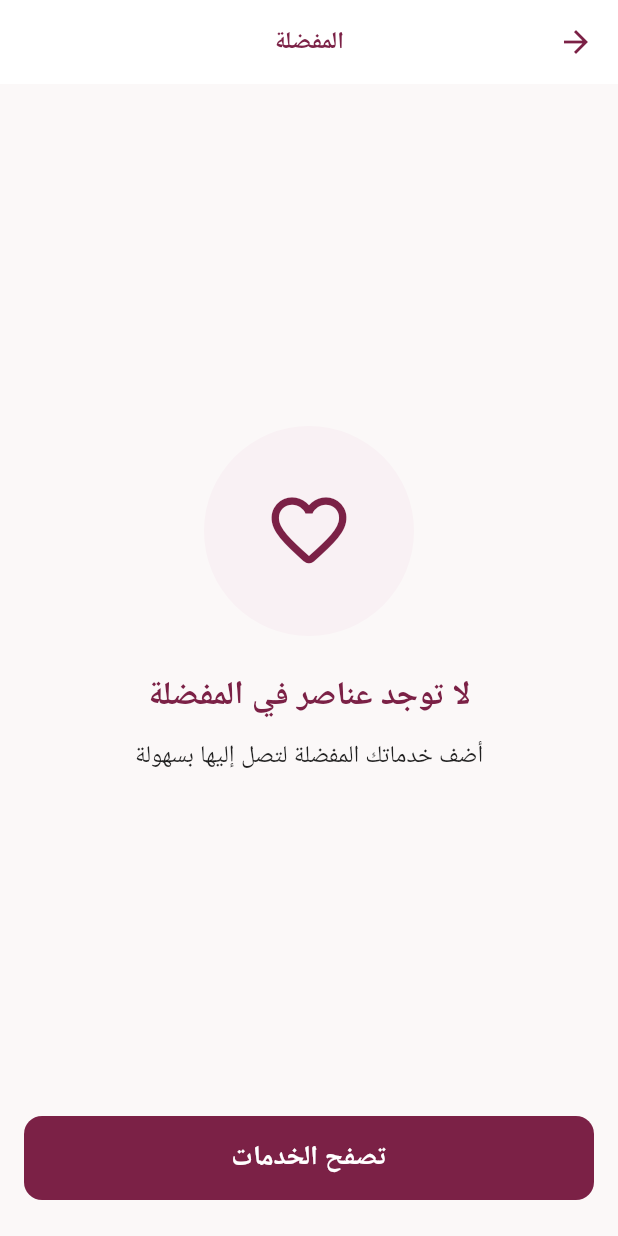
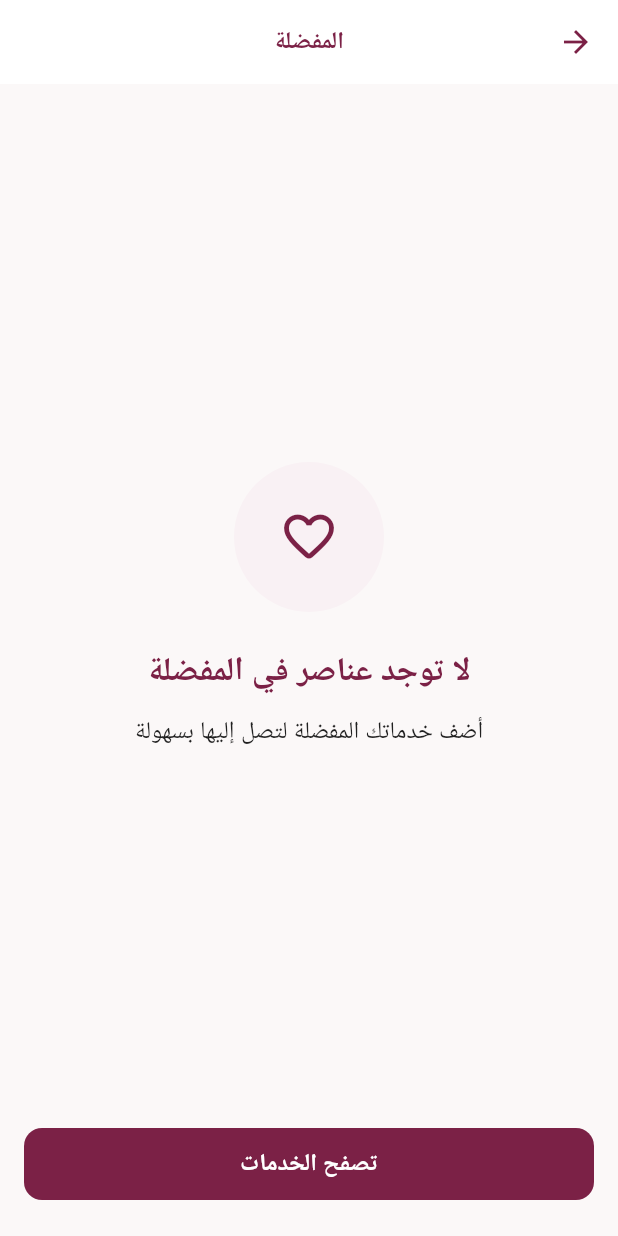
Before and after one commit to farah-platform/farah-mobile, a Flutter app: the MyBookingScreen screen opened directly, after a tap on "المفضلة", on a phone screen of 412 x 824 dp. Run offline on Flutter 3.47's test engine with Material 3 defaults, Android fonts, the phone set to English and light mode, and no system bars; our stand-ins replace dio, equatable, firebase_auth, flutter_bloc, flutter_secure_storage, google_fonts and 3 more; accounts and stored records are empty; network calls fail; Roboto replaces fonts that are missing (Tajawal).

Commit message:
اخر تعديل لجزء العميل

```diff
--- a/lib/cubits/home/home_cubit.dart
+++ b/lib/cubits/home/home_cubit.dart
@@ -14,7 +14,6 @@ class HomeCubit extends Cubit<HomeState> {
     emit(HomeLoading());
 
     try {
-      // استدعاء الباك إند الحقيقي عبر الـ Repository
       final homeData = await _repo.fetchHome();
       emit(HomeLoaded(home: homeData));
     } catch (e) {
--- a/lib/view/screens/user/MyBookingsScreen.dart
+++ b/lib/view/screens/user/MyBookingsScreen.dart
@@ -151,15 +151,15 @@ class _MyBookingScreenState extends State<MyBookingScreen> {
                             children: [
                               const Spacer(),
                               Container(
-                                width: 140,
-                                height: 140,
+                                width: 100,
+                                height: 100,
                                 decoration: const BoxDecoration(
                                   color: Color(0xFFF9F1F4),
                                   shape: BoxShape.circle,
                                 ),
                                 child: const Icon(
                                   Icons.calendar_month_outlined,
-                                  size: 60,
+                                  size: 40,
                                   color: Color(0xFF7B113A),
                                 ),
                               ),
@@ -192,7 +192,7 @@ class _MyBookingScreenState extends State<MyBookingScreen> {
                                 ),
                                 child: SizedBox(
                                   width: double.infinity,
-                                  height: 56,
+                                  height: 48,
                                   child: ElevatedButton(
                                     onPressed: () {
                                       Navigator.pushNamedAndRemoveUntil(
@@ -213,7 +213,7 @@ class _MyBookingScreenState extends State<MyBookingScreen> {
                                       'استكشف الخدمات',
                                       style: TextStyle(
                                         fontFamily: 'Tajawal',
-                                        fontSize: 18,
+                                        fontSize: 16,
                                         fontWeight: FontWeight.w600,
                                         color: Colors.white,
                                       ),
--- a/lib/view/screens/user/favorites_screen.dart
+++ b/lib/view/screens/user/favorites_screen.dart
@@ -114,15 +114,15 @@ class _FavoritesScreenState extends State<FavoritesScreen> {
           children: [
             const Spacer(),
             Container(
-              width: 140,
-              height: 140,
+              width: 100,
+              height: 100,
               decoration: const BoxDecoration(
                 color: Color(0xFFF9F1F4),
                 shape: BoxShape.circle,
               ),
               child: const Icon(
                 Icons.favorite_border_rounded,
-                size: 60,
+                size: 40,
                 color: Color(0xFF7B2146),
               ),
             ),
@@ -153,7 +153,7 @@ class _FavoritesScreenState extends State<FavoritesScreen> {
               padding: const EdgeInsets.only(bottom: 24.0),
               child: SizedBox(
                 width: double.infinity,
-                height: 56,
+                height: 48,
                 child: ElevatedButton(
                   style: ElevatedButton.styleFrom(
                     backgroundColor: const Color(0xFF7B2146),
@@ -174,7 +174,7 @@ class _FavoritesScreenState extends State<FavoritesScreen> {
                     'تصفح الخدمات',
                     style: TextStyle(
                       fontFamily: 'Tajawal',
-                      fontSize: 18,
+                      fontSize: 16,
                       fontWeight: FontWeight.w600,
                     ),
                   ),
--- a/lib/view/screens/user/service_detail_screen.dart
+++ b/lib/view/screens/user/service_detail_screen.dart
@@ -34,12 +34,10 @@ class _ServiceDetailsScreenState extends State<ServiceDetailsScreen> {
     final theme = Theme.of(context);
     final colors = theme.colorScheme;
 
-    // 1. إذا تم تمرير الكائن مباشرة من الشاشة السابقة
     if (widget.service != null) {
       return _buildContent(context, widget.service!);
     }
 
-    // 2. إذا تم الفتح عبر serviceId من الكيوبت والباك إند
     return BlocBuilder<ServiceDetailCubit, ServiceDetailState>(
       builder: (context, state) {
         if (state is ServiceDetailLoading) {
--- a/lib/view/widgets/home/home_header_widget.dart
+++ b/lib/view/widgets/home/home_header_widget.dart
@@ -66,6 +66,7 @@ class HomeHeaderWidget extends StatelessWidget {
                   style: theme.textTheme.titleSmall?.copyWith(
                     color: colors.primary,
                     fontWeight: FontWeight.w700,
+                    fontSize: 14,
                   ),
                 ),
                 const SizedBox(height: 2),
--- a/lib/view/widgets/home/section_header_widget.dart
+++ b/lib/view/widgets/home/section_header_widget.dart
@@ -26,6 +26,7 @@ class SectionHeaderWidget extends StatelessWidget {
             style: theme.textTheme.titleSmall?.copyWith(
               color: colors.onSurface,
               fontWeight: FontWeight.w700,
+              fontSize: 15,
             ),
           ),
           const Spacer(),
@@ -36,7 +37,8 @@ class SectionHeaderWidget extends StatelessWidget {
                 'عرض الكل',
                 style: theme.textTheme.labelSmall?.copyWith(
                   color: colors.primary,
-                  fontSize: 9,
+                  fontSize: 10,
+                  fontWeight: FontWeight.bold,
                 ),
               ),
             ),
```
Also changed, not shown: lib/view/screens/user/services_screen.dart (+13 -69 lines).
